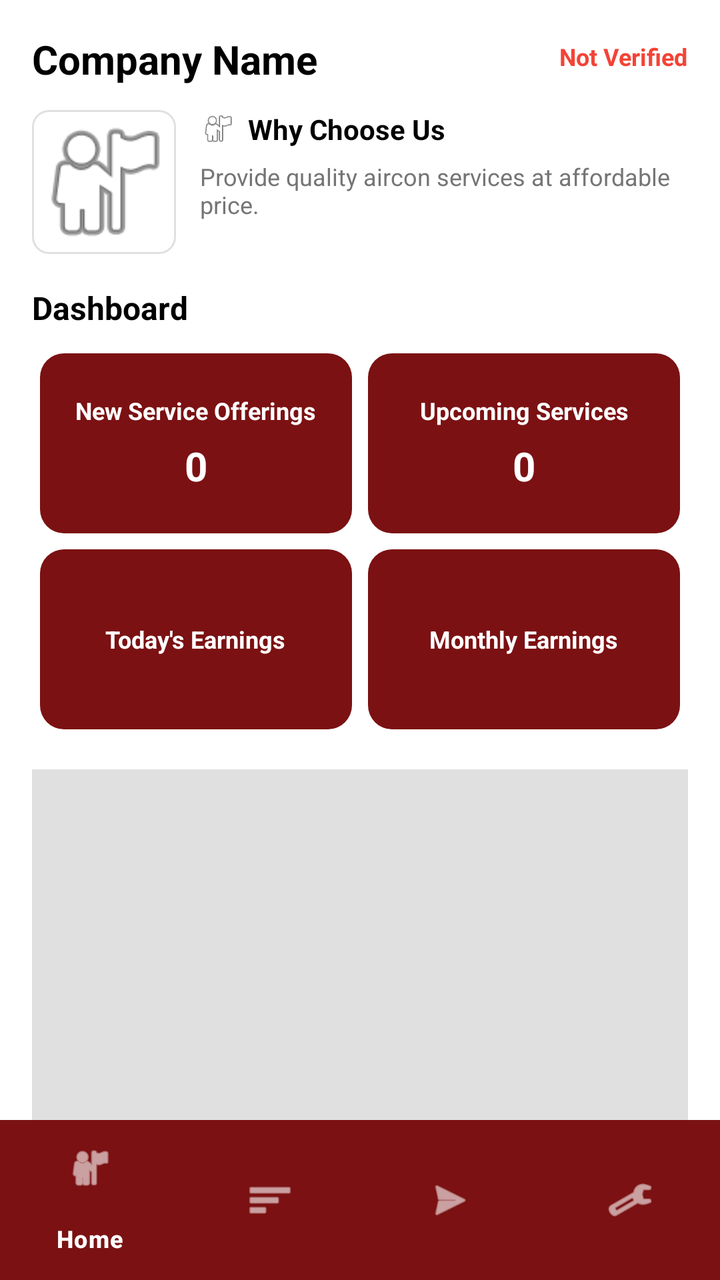
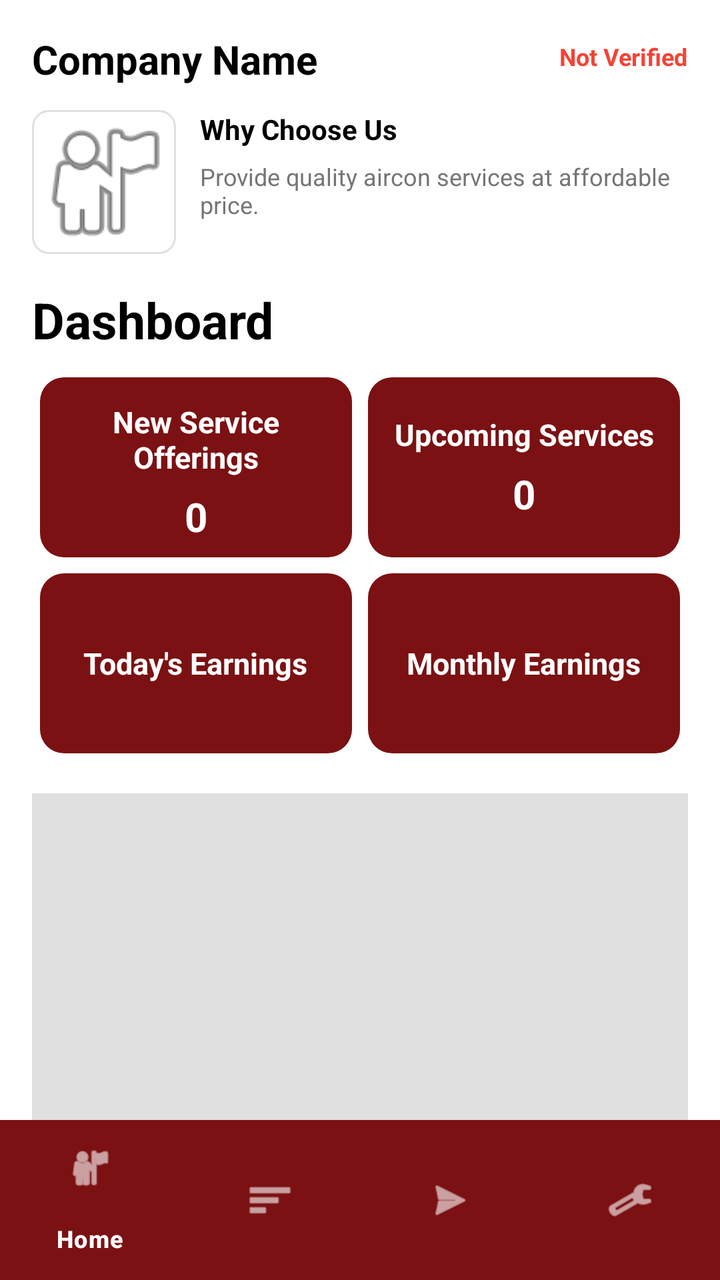

The first picture is an Android layout as it rendered before a commit; the second is the same layout after the commit. The layout source and the unified diff follow.
<!-- AndroidManifest.xml: application theme Theme.FixItFinderApp -->
<!-- res/layout/activity_provider_homepage.xml -->
<?xml version="1.0" encoding="utf-8"?>
<androidx.coordinatorlayout.widget.CoordinatorLayout
    xmlns:android="http://schemas.android.com/apk/res/android"
    xmlns:app="http://schemas.android.com/apk/res-auto"
    android:layout_width="match_parent"
    android:layout_height="match_parent"
    android:background="@color/white">

    <androidx.core.widget.NestedScrollView
        android:layout_width="match_parent"
        android:layout_height="match_parent"
        android:fillViewport="true">

        <androidx.constraintlayout.widget.ConstraintLayout
            android:layout_width="match_parent"
            android:layout_height="wrap_content">

            <TextView
                android:id="@+id/tvCompanyName"
                android:layout_width="0dp"
                android:layout_height="wrap_content"
                android:text="Company Name"
                android:textSize="20sp"
                android:textStyle="bold"
                android:textColor="@android:color/black"
                android:layout_marginTop="16dp"
                android:layout_marginStart="16dp"
                android:layout_marginEnd="16dp"
                app:layout_constraintTop_toTopOf="parent"
                app:layout_constraintStart_toStartOf="parent"
                app:layout_constraintEnd_toStartOf="@+id/tvVerifiedStatus" />

            <TextView
                android:id="@+id/tvVerifiedStatus"
                android:layout_width="wrap_content"
                android:layout_height="wrap_content"
                android:text="Not Verified"
                android:textSize="12sp"
                android:textStyle="bold"
                android:textColor="#F44336"
                android:layout_marginTop="20dp"
                android:layout_marginEnd="16dp"
                app:layout_constraintTop_toTopOf="parent"
                app:layout_constraintEnd_toEndOf="parent" />

            <LinearLayout
                android:id="@+id/layoutProfileRow"
                android:layout_width="0dp"
                android:layout_height="wrap_content"
                android:orientation="horizontal"
                android:layout_marginTop="12dp"
                android:layout_marginStart="16dp"
                android:layout_marginEnd="16dp"
                app:layout_constraintTop_toBottomOf="@+id/tvCompanyName"
                app:layout_constraintStart_toStartOf="parent"
                app:layout_constraintEnd_toEndOf="parent">

                <ImageView
                    android:id="@+id/ivCompanyLogo"
                    android:layout_width="72dp"
                    android:layout_height="72dp"
                    android:src="@android:drawable/ic_menu_myplaces"
                    android:scaleType="centerCrop"
                    android:background="@drawable/bg_service_card"
                    android:contentDescription="Company Logo"
                    android:layout_marginEnd="12dp" />

                <LinearLayout
                    android:layout_width="0dp"
                    android:layout_height="wrap_content"
                    android:layout_weight="1"
                    android:orientation="vertical">

                    <LinearLayout
                        android:layout_width="wrap_content"
                        android:layout_height="wrap_content"
                        android:orientation="horizontal"
                        android:gravity="center_vertical">

                        <ImageView
                            android:id="@+id/ivWhyLogo"
                            android:layout_width="18dp"
                            android:layout_height="18dp"
                            android:src="@android:drawable/ic_menu_myplaces"
                            android:contentDescription="Why Choose Us Logo"
                            android:layout_marginEnd="6dp" />

                        <TextView
                            android:id="@+id/tvWhyChooseUs"
                            android:layout_width="wrap_content"
                            android:layout_height="wrap_content"
                            android:text="Why Choose Us"
                            android:textStyle="bold"
                            android:textSize="14sp"
                            android:textColor="@android:color/black" />
                    </LinearLayout>

                    <TextView
                        android:id="@+id/tvWhyReason"
                        android:layout_width="match_parent"
                        android:layout_height="wrap_content"
                        android:text="Provide quality aircon services at affordable price."
                        android:textSize="12sp"
                        android:textColor="#757575"
                        android:layout_marginTop="6dp" />
                </LinearLayout>
            </LinearLayout>

            <TextView
                android:id="@+id/tvDashboardTitle"
                android:layout_width="wrap_content"
                android:layout_height="wrap_content"
                android:text="Dashboard"
                android:textSize="16sp"
                android:textStyle="bold"
                android:textColor="@android:color/black"
                android:layout_marginTop="16dp"
                android:layout_marginStart="16dp"
                app:layout_constraintTop_toBottomOf="@+id/layoutProfileRow"
                app:layout_constraintStart_toStartOf="parent" />

            <GridLayout
                android:id="@+id/gridDashboard"
                android:layout_width="0dp"
                android:layout_height="wrap_content"
                android:layout_marginTop="8dp"
                android:layout_marginStart="16dp"
                android:layout_marginEnd="16dp"
                android:columnCount="2"
                android:alignmentMode="alignMargins"
                android:useDefaultMargins="true"
                app:layout_constraintTop_toBottomOf="@+id/tvDashboardTitle"
                app:layout_constraintStart_toStartOf="parent"
                app:layout_constraintEnd_toEndOf="parent">

                <LinearLayout
                    android:id="@+id/cardNewServices"
                    android:layout_width="0dp"
                    android:layout_height="90dp"
                    android:layout_columnWeight="1"
                    android:orientation="vertical"
                    android:gravity="center"
                    android:background="@drawable/bg_dashboard_box_red"
                    android:clickable="true"
                    android:focusable="true"
                    android:padding="12dp">

                    <TextView
                        android:id="@+id/tvNewServicesTitle"
                        android:layout_width="wrap_content"
                        android:layout_height="wrap_content"
                        android:text="New Service Offerings"
                        android:textSize="12sp"
                        android:textColor="@color/white"
                        android:textStyle="bold"
                        android:gravity="center" />

                    <TextView
                        android:id="@+id/tvNewServicesCount"
                        android:layout_width="wrap_content"
                        android:layout_height="wrap_content"
                        android:text="0"
                        android:textSize="20sp"
                        android:textColor="@color/white"
                        android:textStyle="bold"
                        android:layout_marginTop="6dp"
                        android:gravity="center" />
                </LinearLayout>

                <LinearLayout
                    android:id="@+id/cardUpcomingServices"
                    android:layout_width="0dp"
                    android:layout_height="90dp"
                    android:layout_columnWeight="1"
                    android:orientation="vertical"
                    android:gravity="center"
                    android:background="@drawable/bg_dashboard_box_red"
                    android:clickable="true"
                    android:focusable="true"
                    android:padding="12dp">

                    <TextView
                        android:id="@+id/tvUpcomingServicesTitle"
                        android:layout_width="wrap_content"
                        android:layout_height="wrap_content"
                        android:text="Upcoming Services"
                        android:textSize="12sp"
                        android:textColor="@color/white"
                        android:textStyle="bold"
                        android:gravity="center" />

                    <TextView
                        android:id="@+id/tvUpcomingServicesCount"
                        android:layout_width="wrap_content"
                        android:layout_height="wrap_content"
                        android:text="0"
                        android:textSize="20sp"
                        android:textColor="@color/white"
                        android:textStyle="bold"
                        android:layout_marginTop="6dp"
                        android:gravity="center" />
                </LinearLayout>

                <LinearLayout
                    android:id="@+id/cardTodayEarnings"
                    android:layout_width="0dp"
                    android:layout_height="90dp"
                    android:layout_columnWeight="1"
                    android:orientation="vertical"
                    android:gravity="center"
                    android:background="@drawable/bg_dashboard_box_red"
                    android:clickable="true"
                    android:focusable="true"
                    android:padding="12dp">

                    <TextView
                        android:layout_width="wrap_content"
                        android:layout_height="wrap_content"
                        android:text="Today's Earnings"
                        android:textSize="12sp"
                        android:textColor="@color/white"
                        android:textStyle="bold"
                        android:gravity="center" />
                </LinearLayout>

                <LinearLayout
                    android:id="@+id/cardMonthlyEarnings"
                    android:layout_width="0dp"
                    android:layout_height="90dp"
                    android:layout_columnWeight="1"
                    android:orientation="vertical"
                    android:gravity="center"
                    android:background="@drawable/bg_dashboard_box_red"
                    android:clickable="true"
                    android:focusable="true"
                    android:padding="12dp">

                    <TextView
                        android:layout_width="wrap_content"
                        android:layout_height="wrap_content"
                        android:text="Monthly Earnings"
                        android:textSize="12sp"
                        android:textColor="@color/white"
                        android:textStyle="bold"
                        android:gravity="center" />
                </LinearLayout>
            </GridLayout>

            
            <ImageView
                android:id="@+id/ivMap"
                android:layout_width="match_parent"
                android:layout_height="200dp"
                android:scaleType="centerCrop"
                android:background="#E0E0E0"
                android:contentDescription="Location Map"
                android:layout_marginTop="16dp"
                android:layout_marginStart="16dp"
                android:layout_marginEnd="16dp"
                app:layout_constraintTop_toBottomOf="@+id/gridDashboard"
                app:layout_constraintStart_toStartOf="parent"
                app:layout_constraintEnd_toEndOf="parent" />

            <TextView
                android:id="@+id/tvLocation"
                android:layout_width="wrap_content"
                android:layout_height="wrap_content"
                android:text="Quiapo, Manila"
                android:textSize="14sp"
                android:textColor="@color/color_primary"
                android:textStyle="bold"
                android:drawableStart="@android:drawable/ic_menu_mylocation"
                android:drawablePadding="8dp"
                android:gravity="center_vertical"
                android:layout_marginTop="8dp"
                app:layout_constraintTop_toBottomOf="@+id/ivMap"
                app:layout_constraintStart_toStartOf="@+id/ivMap"
                app:layout_constraintEnd_toEndOf="@+id/ivMap" />

            
            <TextView
                android:id="@+id/tvStatsTitle"
                android:layout_width="wrap_content"
                android:layout_height="wrap_content"
                android:text="Booking Statistics"
                android:textSize="18sp"
                android:textStyle="bold"
                android:textColor="@android:color/black"
                android:layout_marginStart="16dp"
                android:layout_marginTop="24dp"
                app:layout_constraintTop_toBottomOf="@+id/tvLocation"
                app:layout_constraintStart_toStartOf="parent" />

            <LinearLayout
                android:id="@+id/layoutStats"
                android:layout_width="match_parent"
                android:layout_height="wrap_content"
                android:orientation="horizontal"
                android:padding="16dp"
                android:layout_marginTop="8dp"
                app:layout_constraintTop_toBottomOf="@+id/tvStatsTitle"
                app:layout_constraintStart_toStartOf="parent"
                app:layout_constraintEnd_toEndOf="parent">

                <LinearLayout
                    android:id="@+id/boxTotalBookings"
                    android:layout_width="0dp"
                    android:layout_height="wrap_content"
                    android:layout_weight="1"
                    android:orientation="vertical"
                    android:background="@drawable/bg_box_outline_black"
                    android:padding="16dp"
                    android:layout_marginEnd="8dp"
                    android:gravity="center">

                    <TextView
                        android:layout_width="wrap_content"
                        android:layout_height="wrap_content"
                        android:text="Total Bookings"
                        android:textSize="14sp"
                        android:textColor="#757575" />

                    <TextView
                        android:id="@+id/tvTotalBookings"
                        android:layout_width="wrap_content"
                        android:layout_height="wrap_content"
                        android:text="0"
                        android:textSize="24sp"
                        android:textStyle="bold"
                        android:textColor="@android:color/black"
                        android:layout_marginTop="8dp" />
                </LinearLayout>

                <LinearLayout
                    android:id="@+id/boxAvgResponse"
                    android:layout_width="0dp"
                    android:layout_height="wrap_content"
                    android:layout_weight="1"
                    android:orientation="vertical"
                    android:background="@drawable/bg_box_outline_black"
                    android:padding="16dp"
                    android:layout_marginStart="8dp"
                    android:gravity="center">

                    <TextView
                        android:layout_width="wrap_content"
                        android:layout_height="wrap_content"
                        android:text="Avg. Response Time"
                        android:textSize="14sp"
                        android:textColor="#757575" />

                    <TextView
                        android:id="@+id/tvAvgResponseTime"
                        android:layout_width="wrap_content"
                        android:layout_height="wrap_content"
                        android:text="N/A"
                        android:textSize="24sp"
                        android:textStyle="bold"
                        android:textColor="@android:color/black"
                        android:layout_marginTop="8dp" />
                </LinearLayout>
            </LinearLayout>

            
            <TextView
                android:id="@+id/tvServiceStatusTitle"
                android:layout_width="wrap_content"
                android:layout_height="wrap_content"
                android:text="Service Status"
                android:textSize="18sp"
                android:textStyle="bold"
                android:textColor="@android:color/black"
                android:layout_marginStart="16dp"
                android:layout_marginTop="24dp"
                app:layout_constraintTop_toBottomOf="@+id/layoutStats"
                app:layout_constraintStart_toStartOf="parent" />

            <Button
                android:id="@+id/btnServiceStatus"
                android:layout_width="wrap_content"
                android:layout_height="wrap_content"
                android:text="ACTIVE"
                android:textColor="@color/white"
                android:backgroundTint="@color/color_primary"
                android:padding="12dp"
                android:layout_marginStart="16dp"
                android:layout_marginTop="8dp"
                app:layout_constraintTop_toBottomOf="@+id/tvServiceStatusTitle"
                app:layout_constraintStart_toStartOf="parent" />

            
            <TextView
                android:id="@+id/tvServicesTitle"
                android:layout_width="wrap_content"
                android:layout_height="wrap_content"
                android:text="My Services"
                android:textSize="18sp"
                android:textStyle="bold"
                android:textColor="@android:color/black"
                android:layout_marginStart="16dp"
                android:layout_marginTop="24dp"
                app:layout_constraintTop_toBottomOf="@+id/btnServiceStatus"
                app:layout_constraintStart_toStartOf="parent" />

            <Button
                android:id="@+id/btnEditServices"
                android:layout_width="wrap_content"
                android:layout_height="wrap_content"
                android:text="Add/Edit Services"
                android:textColor="@color/color_primary"
                android:background="@drawable/button_outline_red"
                android:padding="8dp"
                android:layout_marginEnd="16dp"
                android:layout_marginTop="20dp"
                app:layout_constraintTop_toBottomOf="@+id/btnServiceStatus"
                app:layout_constraintEnd_toEndOf="parent" />

            <androidx.recyclerview.widget.RecyclerView
                android:id="@+id/recyclerViewServices"
                android:layout_width="match_parent"
                android:layout_height="wrap_content"
                android:orientation="horizontal"
                android:padding="16dp"
                android:clipToPadding="false"
                android:layout_marginTop="8dp"
                android:layout_marginBottom="80dp"
                app:layout_constraintTop_toBottomOf="@+id/tvServicesTitle"
                app:layout_constraintStart_toStartOf="parent"
                app:layout_constraintEnd_toEndOf="parent" />

        </androidx.constraintlayout.widget.ConstraintLayout>
    </androidx.core.widget.NestedScrollView>

    
    <com.google.android.material.bottomnavigation.BottomNavigationView
        android:id="@+id/bottomNavigation"
        android:layout_width="match_parent"
        android:layout_height="wrap_content"
        android:layout_gravity="bottom"
        android:background="@color/color_primary"
        app:itemTextColor="@color/white"
        app:itemIconTint="@color/white"
        app:menu="@menu/bottom_navigation"
        app:itemRippleColor="@color/white" />

</androidx.coordinatorlayout.widget.CoordinatorLayout>
<!-- resources referenced by this layout -->
<resources>
  <color name="color_primary">#7B1113</color>
  <color name="white">#FFFFFFFF</color>
  <!-- drawable bg_box_outline_black (drawable) -->
  <?xml version="1.0" encoding="utf-8"?>
  <shape xmlns:android="http://schemas.android.com/apk/res/android"
      android:shape="rectangle">
      <solid android:color="@android:color/transparent" />
      <stroke
          android:width="1dp"
          android:color="#000000" />
      <corners android:radius="12dp" />
  </shape>
  <!-- drawable bg_dashboard_box_red (drawable) -->
  <?xml version="1.0" encoding="utf-8"?>
  <shape xmlns:android="http://schemas.android.com/apk/res/android"
      android:shape="rectangle">
      <solid android:color="@color/color_primary" />
      <corners android:radius="12dp" />
  </shape>
  <!-- drawable bg_service_card (drawable) -->
  <?xml version="1.0" encoding="utf-8"?>
  <shape xmlns:android="http://schemas.android.com/apk/res/android"
      android:shape="rectangle">
      <solid android:color="@android:color/white" />
      <stroke
          android:width="1dp"
          android:color="#E0E0E0" />
      <corners android:radius="8dp" />
  </shape>
  <!-- drawable button_outline_red (drawable) -->
  <?xml version="1.0" encoding="utf-8"?>
  <shape xmlns:android="http://schemas.android.com/apk/res/android"
      android:shape="rectangle">
      <solid android:color="@android:color/transparent" />
      <stroke
          android:width="1dp"
          android:color="@color/color_primary" />
      <corners android:radius="8dp" />
      <padding
          android:left="16dp"
          android:top="8dp"
          android:right="16dp"
          android:bottom="8dp" />
  </shape>
  <style name="Theme.FixItFinderApp" parent="Base.Theme.FixItFinderApp" />
  <style name="Base.Theme.FixItFinderApp" parent="Theme.Material3.DayNight.NoActionBar">
          <item name="colorPrimary">@color/color_primary</item>
          <item name="colorSecondary">@color/color_secondary</item>
          <item name="colorSurface">@color/color_background</item>
          <item name="colorOnSurface">@color/color_text_dark</item>
          <item name="colorPrimaryContainer">@color/color_primary</item>
          <item name="colorOnPrimary">@color/color_background</item>
      </style>
  <color name="color_secondary">#825037</color>
  <color name="color_background">#FFFFFF</color>
  <color name="color_text_dark">#2C2C2C</color>
</resources>

<!-- the commit's change to res/layout/activity_provider_homepage.xml (unified diff, before → after) -->
@@ -9,7 +9,9 @@
     <androidx.core.widget.NestedScrollView
         android:layout_width="match_parent"
         android:layout_height="match_parent"
-        android:fillViewport="true">
+        android:fillViewport="true"
+        android:clipToPadding="false"
+        android:paddingBottom="80dp">
 
         <androidx.constraintlayout.widget.ConstraintLayout
             android:layout_width="match_parent"
@@ -77,14 +79,6 @@
                         android:orientation="horizontal"
                         android:gravity="center_vertical">
 
-                        <ImageView
-                            android:id="@+id/ivWhyLogo"
-                            android:layout_width="18dp"
-                            android:layout_height="18dp"
-                            android:src="@android:drawable/ic_menu_myplaces"
-                            android:contentDescription="Why Choose Us Logo"
-                            android:layout_marginEnd="6dp" />
-
                         <TextView
                             android:id="@+id/tvWhyChooseUs"
                             android:layout_width="wrap_content"
@@ -111,7 +105,7 @@
                 android:layout_width="wrap_content"
                 android:layout_height="wrap_content"
                 android:text="Dashboard"
-                android:textSize="16sp"
+                android:textSize="25sp"
                 android:textStyle="bold"
                 android:textColor="@android:color/black"
                 android:layout_marginTop="16dp"
@@ -150,7 +144,7 @@
                         android:layout_width="wrap_content"
                         android:layout_height="wrap_content"
                         android:text="New Service Offerings"
-                        android:textSize="12sp"
+                        android:textSize="15sp"
                         android:textColor="@color/white"
                         android:textStyle="bold"
                         android:gravity="center" />
@@ -184,7 +178,7 @@
                         android:layout_width="wrap_content"
                         android:layout_height="wrap_content"
                         android:text="Upcoming Services"
-                        android:textSize="12sp"
+                        android:textSize="15sp"
                         android:textColor="@color/white"
                         android:textStyle="bold"
                         android:gravity="center" />
@@ -217,7 +211,7 @@
                         android:layout_width="wrap_content"
                         android:layout_height="wrap_content"
                         android:text="Today's Earnings"
-                        android:textSize="12sp"
+                        android:textSize="15sp"
                         android:textColor="@color/white"
                         android:textStyle="bold"
                         android:gravity="center" />
@@ -239,7 +233,7 @@
                         android:layout_width="wrap_content"
                         android:layout_height="wrap_content"
                         android:text="Monthly Earnings"
-                        android:textSize="12sp"
+                        android:textSize="15sp"
                         android:textColor="@color/white"
                         android:textStyle="bold"
                         android:gravity="center" />
@@ -283,7 +277,7 @@
                 android:layout_width="wrap_content"
                 android:layout_height="wrap_content"
                 android:text="Booking Statistics"
-                android:textSize="18sp"
+                android:textSize="25sp"
                 android:textStyle="bold"
                 android:textColor="@android:color/black"
                 android:layout_marginStart="16dp"
@@ -367,7 +361,7 @@
                 android:layout_width="wrap_content"
                 android:layout_height="wrap_content"
                 android:text="Service Status"
-                android:textSize="18sp"
+                android:textSize="25sp"
                 android:textStyle="bold"
                 android:textColor="@android:color/black"
                 android:layout_marginStart="16dp"
@@ -394,7 +388,7 @@
                 android:layout_width="wrap_content"
                 android:layout_height="wrap_content"
                 android:text="My Services"
-                android:textSize="18sp"
+                android:textSize="25sp"
                 android:textStyle="bold"
                 android:textColor="@android:color/black"
                 android:layout_marginStart="16dp"
@@ -411,7 +405,7 @@
                 android:background="@drawable/button_outline_red"
                 android:padding="8dp"
                 android:layout_marginEnd="16dp"
-                android:layout_marginTop="20dp"
+                android:layout_marginTop="8dp"
                 app:layout_constraintTop_toBottomOf="@+id/btnServiceStatus"
                 app:layout_constraintEnd_toEndOf="parent" />
 
